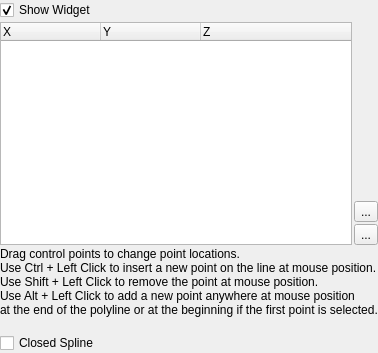
Before: the Qt Designer form Qt/ApplicationComponents/Resources/UI/pqSplinePropertyWidget.ui in pierre-guillou/paraview-ttk, drawn with Qt 5.
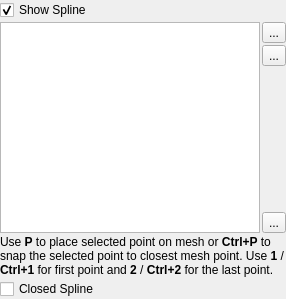
After: the same form once the commit is applied. Icons and pictures are not drawn. Custom widgets are drawn as their Qt base class.

Commit message: Add ParaView 5.8.0 sources

Patch:
```diff
--- a/Qt/ApplicationComponents/Resources/UI/pqSplinePropertyWidget.ui
+++ b/Qt/ApplicationComponents/Resources/UI/pqSplinePropertyWidget.ui
@@ -6,62 +6,89 @@
    <rect>
     <x>0</x>
     <y>0</y>
-    <width>283</width>
-    <height>353</height>
+    <width>286</width>
+    <height>299</height>
    </rect>
   </property>
   <property name="windowTitle">
    <string>Form</string>
   </property>
-  <layout class="QGridLayout">
-   <property name="margin">
-    <number>0</number>
-   </property>
+  <layout class="QVBoxLayout" name="verticalLayout_2">
    <property name="spacing">
     <number>2</number>
    </property>
-   <item row="0" column="0">
+   <property name="leftMargin">
+    <number>0</number>
+   </property>
+   <property name="topMargin">
+    <number>0</number>
+   </property>
+   <property name="rightMargin">
+    <number>0</number>
+   </property>
+   <property name="bottomMargin">
+    <number>0</number>
+   </property>
+   <item>
     <widget class="QCheckBox" name="show3DWidget">
      <property name="text">
-      <string>Show Widget</string>
+      <string>Show Spline</string>
      </property>
      <property name="checked">
       <bool>true</bool>
      </property>
     </widget>
    </item>
-   <item row="1" column="0" colspan="2">
-    <widget class="pqTreeWidget" name="handlePositions">
-     <property name="rootIsDecorated">
-      <bool>false</bool>
+   <item>
+    <layout class="QHBoxLayout" name="horizontalLayout">
+     <property name="spacing">
+      <number>2</number>
      </property>
-     <attribute name="headerStretchLastSection">
+     <item>
+      <widget class="pqExpandableTableView" name="PointsTable">
+       <property name="alternatingRowColors">
       <bool>true</bool>
-     </attribute>
-     <column>
-      <property name="text">
-       <string>X</string>
-      </property>
-     </column>
-     <column>
-      <property name="text">
-       <string>Y</string>
-      </property>
-     </column>
-     <column>
-      <property name="text">
-       <string>Z</string>
-      </property>
-     </column>
-    </widget>
-   </item>
-   <item row="1" column="2">
-    <layout class="QVBoxLayout" name="vboxLayout">
+       </property>
+       <property name="selectionBehavior">
+        <enum>QAbstractItemView::SelectRows</enum>
+       </property>
+      </widget>
+     </item>
+     <item>
+      <layout class="QVBoxLayout" name="verticalLayout">
      <property name="spacing">
       <number>2</number>
      </property>
      <item>
-      <spacer name="spacer">
+        <widget class="QToolButton" name="Add">
+         <property name="toolTip">
+          <string>Add new point</string>
+         </property>
+         <property name="text">
+          <string>...</string>
+         </property>
+         <property name="icon">
+          <iconset resource="../../../Widgets/Resources/QtWidgets.qrc">
+           <normaloff>:/QtWidgets/Icons/pqPlus.svg</normaloff>:/QtWidgets/Icons/pqPlus.svg</iconset>
+         </property>
+        </widget>
+       </item>
+       <item>
+        <widget class="QToolButton" name="Remove">
+         <property name="toolTip">
+          <string>Remove selected point(s)</string>
+         </property>
+         <property name="text">
+          <string>...</string>
+         </property>
+         <property name="icon">
+          <iconset resource="../../../Widgets/Resources/QtWidgets.qrc">
+           <normaloff>:/QtWidgets/Icons/pqMinus.svg</normaloff>:/QtWidgets/Icons/pqMinus.svg</iconset>
+         </property>
+        </widget>
+       </item>
+       <item>
+        <spacer name="verticalSpacer">
        <property name="orientation">
         <enum>Qt::Vertical</enum>
        </property>
@@ -74,7 +101,10 @@
       </spacer>
      </item>
      <item>
-      <widget class="QToolButton" name="addPoint">
+        <widget class="QToolButton" name="DeleteAll">
+         <property name="toolTip">
+          <string>Remove all points</string>
+         </property>
        <property name="text">
         <string>...</string>
        </property>
@@ -84,40 +114,34 @@
        </property>
       </widget>
      </item>
+      </layout>
+     </item>
+    </layout>
+   </item>
      <item>
-      <widget class="QToolButton" name="removePoints">
+    <widget class="QLabel" name="Hints">
        <property name="text">
-        <string>...</string>
-       </property>
-       <property name="icon">
-        <iconset resource="../../../Widgets/Resources/QtWidgets.qrc">
-         <normaloff>:/QtWidgets/Icons/pqDelete16.png</normaloff>:/QtWidgets/Icons/pqDelete16.png</iconset>
+      <string>&lt;html&gt;&lt;head/&gt;&lt;body&gt;&lt;p&gt;Use &lt;span style=&quot; font-weight:600;&quot;&gt;P&lt;/span&gt; to place selected point on mesh or &lt;span style=&quot; font-weight:600;&quot;&gt;Ctrl+P&lt;/span&gt; to snap the selected point to closest mesh point. Use &lt;span style=&quot; font-weight:600;&quot;&gt;1 &lt;/span&gt;/ &lt;span style=&quot; font-weight:600;&quot;&gt;Ctrl+1&lt;/span&gt; for first point and &lt;span style=&quot; font-weight:600;&quot;&gt;2 &lt;/span&gt;/ &lt;span style=&quot; font-weight:600;&quot;&gt;Ctrl+2&lt;/span&gt; for the last point.&lt;/p&gt;&lt;/body&gt;&lt;/html&gt;</string>
+     </property>
+     <property name="wordWrap">
+      <bool>true</bool>
        </property>
       </widget>
      </item>
-    </layout>
-   </item>
-   <item row="3" column="0" colspan="2">
-    <widget class="QCheckBox" name="closed">
+   <item>
+    <widget class="QCheckBox" name="Closed">
      <property name="text">
       <string>Closed Spline</string>
      </property>
     </widget>
    </item>
-   <item row="2" column="0" colspan="3">
-    <widget class="QLabel" name="label">
-     <property name="text">
-      <string>&lt;html&gt;&lt;head/&gt;&lt;body&gt;&lt;p&gt;Drag control points to change point locations.&lt;br/&gt;Use Ctrl + Left Click to insert a new point on the line at mouse position.&lt;br/&gt;Use Shift + Left Click to remove the point at mouse position.&lt;br/&gt;Use Alt + Left Click to add a new point anywhere at mouse position&lt;br/&gt;at the end of the polyline or at the beginning if the first point is selected.&lt;br/&gt;&lt;/p&gt;&lt;/body&gt;&lt;/html&gt;</string>
-     </property>
-    </widget>
-   </item>
   </layout>
  </widget>
  <customwidgets>
   <customwidget>
-   <class>pqTreeWidget</class>
-   <extends>QTreeWidget</extends>
-   <header>pqTreeWidget.h</header>
+   <class>pqExpandableTableView</class>
+   <extends>QTableView</extends>
+   <header>pqExpandableTableView.h</header>
   </customwidget>
  </customwidgets>
  <resources>
```
Left out of the diff: 4 changed lines with no effect on the pictures. Lines whose indentation alone changed are shown as unchanged. The commit also changes 15441 other files.
